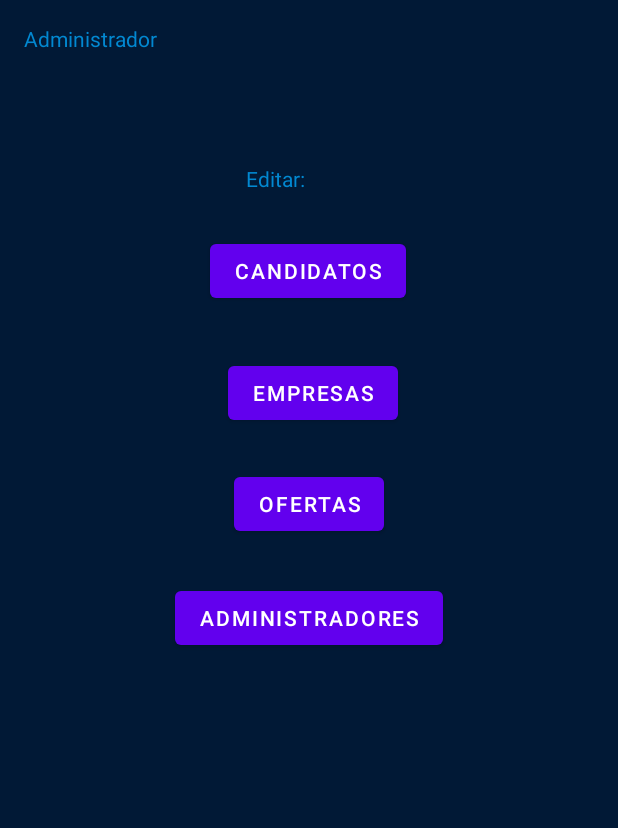
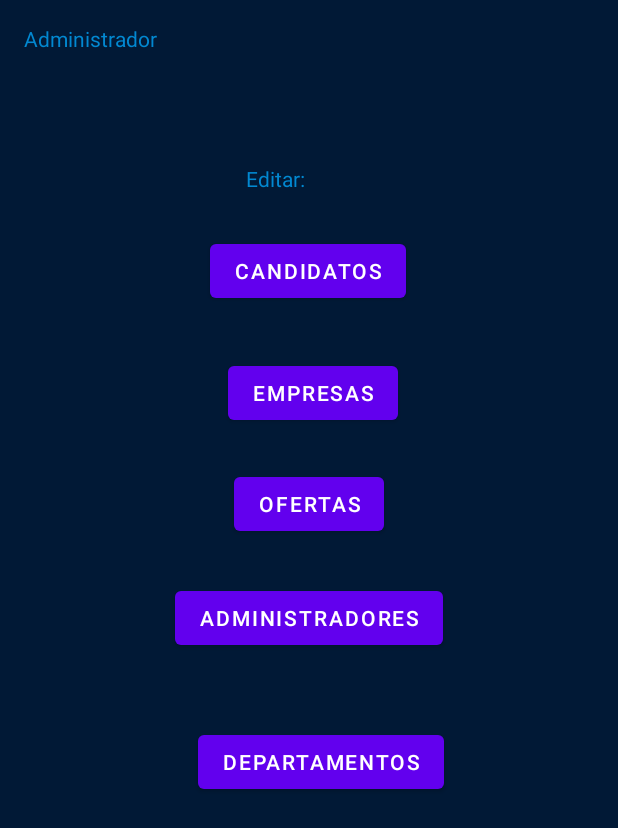
Before and after one commit to MarvinSMartinez/Bolsa, an Android app: the AdministradorInicioActivity screen opened directly, with no data from a screen before it, on a phone screen of 412 x 824 dp. Shown: the top 828 px of the screen. Run offline under Robolectric (Android 15) with nearby library versions, the phone set to English and light mode, and no system bars.

Commit message:
departamentos crud

```diff
--- a/app/src/main/java/com/g06/bolsa/AdministradorInicioActivity.java
+++ b/app/src/main/java/com/g06/bolsa/AdministradorInicioActivity.java
@@ -2,9 +2,13 @@ package com.g06.bolsa;
 
 import androidx.appcompat.app.AppCompatActivity;
 
+import android.content.Intent;
 import android.os.Bundle;
+import android.view.View;
+import android.widget.Button;
+import android.widget.EditText;
 
-
+import com.g06.bolsa.departamento.DepartamentoMenuActivity;
 
 
 public class AdministradorInicioActivity extends AppCompatActivity {
@@ -14,4 +18,10 @@ public class AdministradorInicioActivity extends AppCompatActivity {
         super.onCreate(savedInstanceState);
         setContentView(R.layout.activity_administrador_inicio);
     }
+    public void sendMessage(View view) {
+        Intent intent = new Intent(this, DepartamentoMenuActivity.class);
+            startActivity(intent);
+    }
+
+
 }
--- /dev/null
+++ b/app/src/main/java/com/g06/bolsa/departamento/ControlDepartamento.java
@@ -0,0 +1,4 @@
+package com.g06.bolsa.departamento;
+
+public class ControlDepartamento {
+}
--- a/app/src/main/res/layout/activity_administrador_inicio.xml
+++ b/app/src/main/res/layout/activity_administrador_inicio.xml
@@ -63,6 +63,20 @@
             app:layout_constraintStart_toStartOf="parent"
             app:layout_constraintTop_toBottomOf="@+id/EditOfertas" />
 
+        <Button
+            android:id="@+id/btnDepartamento"
+            android:layout_width="wrap_content"
+            android:layout_height="wrap_content"
+            android:layout_marginStart="116dp"
+            android:layout_marginTop="96dp"
+            android:layout_marginEnd="116dp"
+            android:text="Departamentos"
+            app:layout_constraintEnd_toEndOf="parent"
+            app:layout_constraintHorizontal_bias="1.0"
+            app:layout_constraintStart_toStartOf="parent"
+            app:layout_constraintTop_toTopOf="@+id/button5"
+            android:onClick="sendMessage"/>
+
         <TextView
             android:id="@+id/textView4"
             android:layout_width="wrap_content"
```
Also changed, not shown: app/src/main/AndroidManifest.xml (+15 -0 lines), app/src/main/java/com/g06/bolsa/departamento/DepartamentoActualizarActivity.java (added, +16 -0 lines), app/src/main/java/com/g06/bolsa/departamento/DepartamentoConsultarActivity.java (added, +16 -0 lines), app/src/main/java/com/g06/bolsa/departamento/DepartamentoEliminarActivity.java (added, +16 -0 lines), app/src/main/java/com/g06/bolsa/departamento/DepartamentoInsertarActivity.java (added, +16 -0 lines), app/src/main/java/com/g06/bolsa/departamento/DepartamentoMenuActivity.java (added, +43 -0 lines), app/src/main/res/layout/activity_departamento_actualizar.xml (added, +9 -0 lines), app/src/main/res/layout/activity_departamento_consultar.xml (added, +9 -0 lines), app/src/main/res/layout/activity_departamento_eliminar.xml (added, +9 -0 lines), app/src/main/res/layout/activity_departamento_insertar.xml (added, +9 -0 lines), app/src/main/res/layout/activity_departamento_menu.xml (added, +9 -0 lines), app/src/main/res/values/strings.xml (+5 -8 lines).
